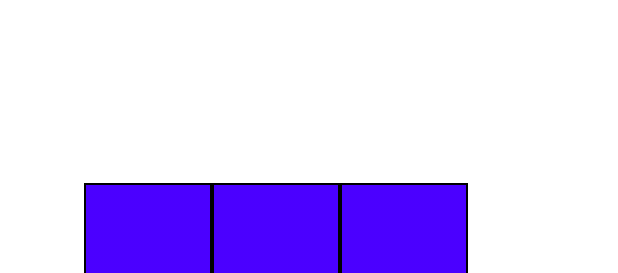
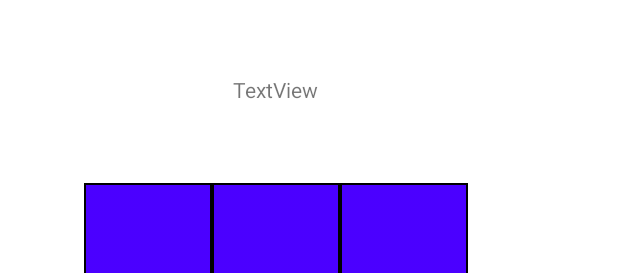
Before and after one commit to sleevy/ArchitectureFinalProject, an Android app: the layout activity_main.xml on its own in the app's theme, with its tools: preview values and no code run, on a phone screen of 412 x 824 dp. Shown: the top 273 px of the screen. Run offline under Robolectric (Android 15) with nearby library versions, the phone set to English and light mode, and no system bars.

Commit message:
added victory text

```diff
--- a/app/src/main/res/layout/activity_main.xml
+++ b/app/src/main/res/layout/activity_main.xml
@@ -132,4 +132,17 @@
         android:text="Restart"
         app:layout_constraintBottom_toBottomOf="parent"
         app:layout_constraintRight_toRightOf="parent" />
+
+    <TextView
+        android:id="@+id/txtWin"
+        android:layout_width="wrap_content"
+        android:layout_height="wrap_content"
+        android:layout_marginLeft="8dp"
+        android:layout_marginRight="8dp"
+        android:layout_marginTop="50dp"
+        android:text="TextView"
+        app:layout_constraintHorizontal_bias="0.454"
+        app:layout_constraintLeft_toRightOf="@+id/tile00"
+        app:layout_constraintRight_toRightOf="@+id/tile01"
+        app:layout_constraintTop_toTopOf="parent" />
 </android.support.constraint.ConstraintLayout>
--- a/app/src/main/res/values/strings.xml
+++ b/app/src/main/res/values/strings.xml
@@ -1,3 +1,5 @@
 <resources>
     <string name="app_name">ArchitectureFinalProject</string>
+    <string name="text_empty"> </string>
+    <string name="text_win">You Win!</string>
 </resources>
```
Also changed, not shown: app/src/main/java/edu/georgiasouthern/cr04956/architecturefinalproject/MainActivity.java (+14 -0 lines).
